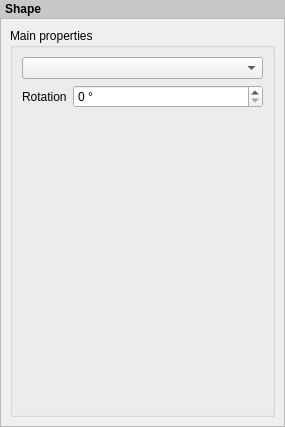
Before: the Qt Designer form src/ui/qgscomposershapewidgetbase.ui in qgis/QGIS, drawn with Qt 5.
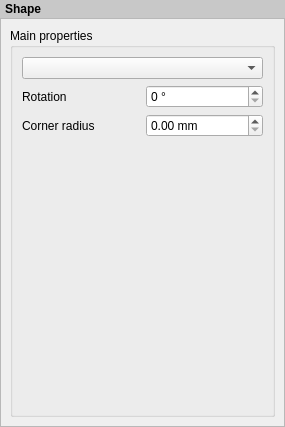
After: the same form once the commit is applied. Custom widgets are drawn as their Qt base class.

Commit message: [FEATURE] Setting for corner radius for composer rectangle shapes, allows creation of rounded rectangles in composers Add tests for composer shapes

What changed in the file:
```diff
--- a/src/ui/qgscomposershapewidgetbase.ui
+++ b/src/ui/qgscomposershapewidgetbase.ui
@@ -47,7 +47,7 @@
         <x>0</x>
         <y>0</y>
         <width>283</width>
-        <height>405</height>
+        <height>404</height>
        </rect>
       </property>
       <layout class="QVBoxLayout" name="mainLayout">
@@ -69,9 +69,8 @@
           <property name="labelAlignment">
            <set>Qt::AlignLeading|Qt::AlignLeft|Qt::AlignVCenter</set>
           </property>
-          <item row="0" column="0" colspan="2">
-           <widget class="QComboBox" name="mShapeComboBox"/>
-          </item>
+          <item row="2" column="0" colspan="2">
+           <layout class="QGridLayout" name="gridLayout">
           <item row="1" column="0">
            <widget class="QLabel" name="label">
             <property name="text">
@@ -91,6 +90,28 @@
              <number>359</number>
             </property>
            </widget>
+            </item>
+            <item row="2" column="0">
+             <widget class="QLabel" name="label_3">
+              <property name="text">
+               <string>Corner radius</string>
+              </property>
+             </widget>
+            </item>
+            <item row="2" column="1">
+             <widget class="QDoubleSpinBox" name="mCornerRadiusSpinBox">
+              <property name="suffix">
+               <string> mm</string>
+              </property>
+              <property name="maximum">
+               <double>999.000000000000000</double>
+              </property>
+             </widget>
+            </item>
+            <item row="0" column="0" colspan="2">
+             <widget class="QComboBox" name="mShapeComboBox"/>
+            </item>
+           </layout>
           </item>
          </layout>
         </widget>
```
Lines whose indentation alone changed are shown as unchanged. The commit also changes 13 other files.
